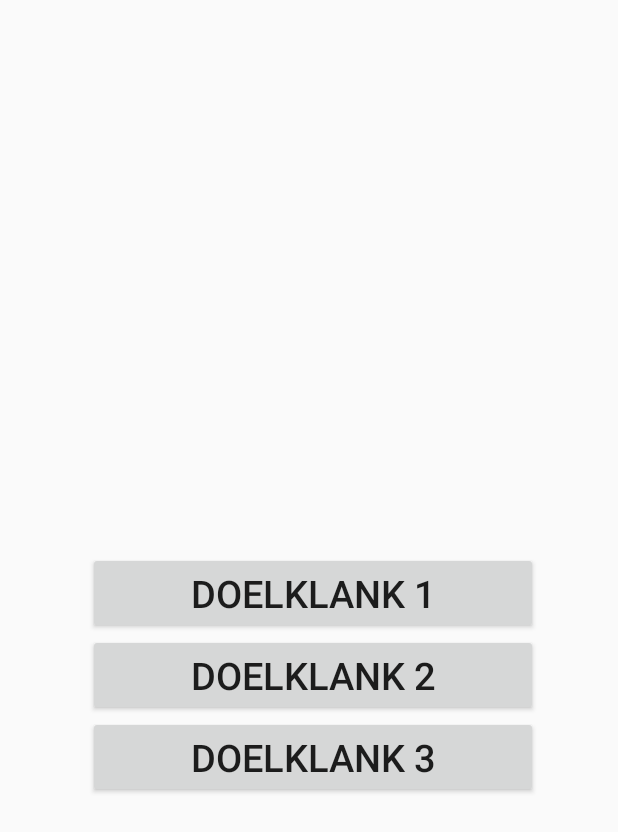
After one commit to nickvandepaer/MobileDev, an Android app: the layout scherm_doelklanken.xml on its own in the app's theme, with its tools: preview values and no code run, on a phone screen of 412 x 824 dp. The commit adds this screen. Shown: the top 832 px of the screen. Run offline under Robolectric (Android 15) with nearby library versions, the phone set to English and light mode, and no system bars.

Commit message:
schermen

```diff
--- /dev/null
+++ b/app/src/main/res/layout/scherm_doelklanken.xml
@@ -0,0 +1,60 @@
+<?xml version="1.0" encoding="utf-8"?>
+<android.support.constraint.ConstraintLayout xmlns:android="http://schemas.android.com/apk/res/android"
+    xmlns:app="http://schemas.android.com/apk/res-auto"
+    xmlns:tools="http://schemas.android.com/tools"
+    android:layout_width="match_parent"
+    android:layout_height="match_parent"
+    app:layout_behavior="@string/appbar_scrolling_view_behavior"
+    tools:context=".MainActivity"
+    tools:showIn="@layout/activity_main">
+
+    <LinearLayout
+        android:layout_width="wrap_content"
+        android:layout_height="wrap_content"
+        android:orientation="vertical"
+        app:layout_constraintBottom_toBottomOf="parent"
+        app:layout_constraintLeft_toLeftOf="parent"
+        app:layout_constraintRight_toRightOf="parent"
+        app:layout_constraintTop_toTopOf="parent" >
+
+        <RelativeLayout
+            android:id="@+id/doelklanken"
+            android:orientation="horizontal"
+            android:layout_width="wrap_content"
+            android:layout_height="wrap_content"
+            android:layout_gravity="center_horizontal"
+            android:layout_marginTop="75dp"
+            >
+            <Button
+                android:id="@+id/doelklank1"
+                android:layout_marginLeft="5dp"
+                android:layout_width="300dp"
+                android:layout_height="wrap_content"
+                android:text="Doelklank 1"
+                android:textSize="25sp"
+                android:layout_gravity="center_horizontal"
+                />
+            <Button
+                android:id="@+id/doelklank2"
+                android:layout_marginLeft="5dp"
+                android:layout_width="300dp"
+                android:layout_height="wrap_content"
+                android:text="doelklank 2"
+                android:textSize="25sp"
+                android:layout_gravity="center_horizontal"
+                android:layout_below="@id/doelklank1"
+                />
+            <Button
+                android:id="@+id/doelklank3"
+                android:layout_marginLeft="5dp"
+                android:layout_width="300dp"
+                android:layout_height="wrap_content"
+                android:text="doelklank 3"
+                android:textSize="25sp"
+                android:layout_gravity="center_horizontal"
+                android:layout_below="@id/doelklank2"
+                />
+        </RelativeLayout>
+    </LinearLayout>
+
+</android.support.constraint.ConstraintLayout>
```
Also changed, not shown: app/src/main/java/be/thomasmore/flinkspreken/MainActivity.java (+1 -8 lines), app/src/main/res/layout/activity_main.xml (+2 -8 lines), app/src/main/res/layout/scherm_finaal_initiaal.xml (added, +50 -0 lines), app/src/main/res/layout/scherm_fronting_stopping.xml (added, +50 -0 lines), app/src/main/res/layout/scherm_luister_goed.xml (added, +50 -0 lines), app/src/main/res/layout/scherm_spelletjes.xml (added, +50 -0 lines), app/src/main/res/mipmap-hdpi/oor.png (added).
